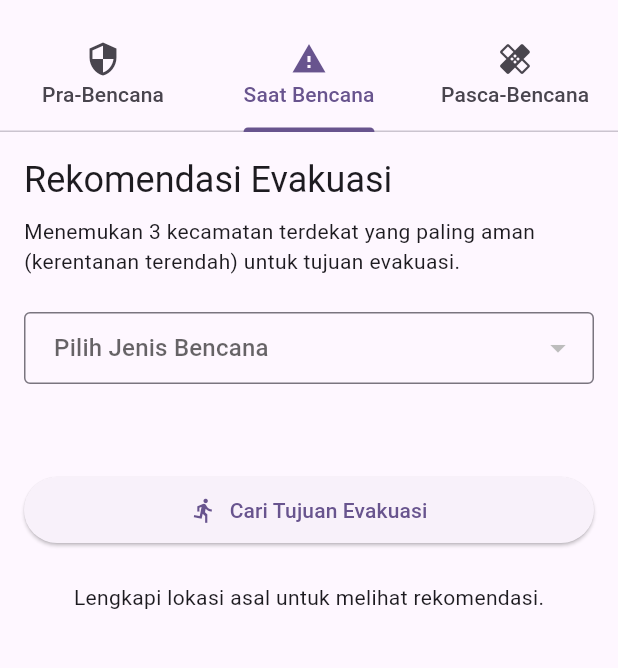
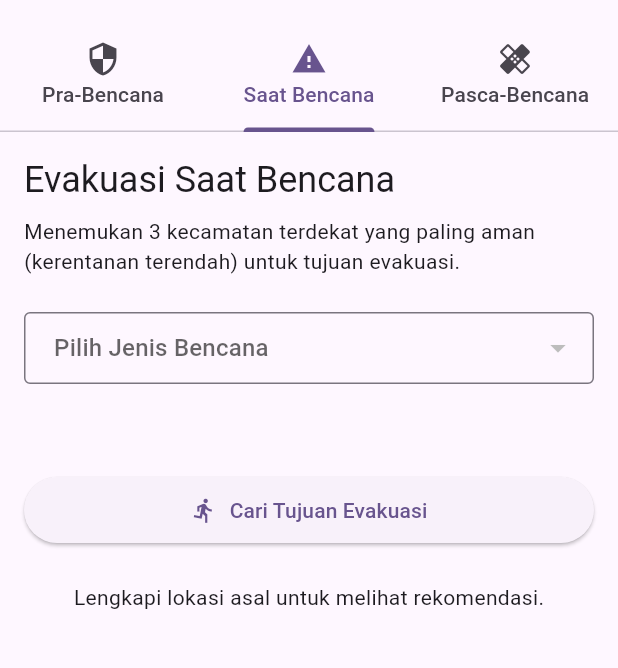
Before and after one commit to macamtema/LAI25-SSO53, a Flutter app: the screen it shows after launch, tab 2 chosen, on a phone screen of 412 x 824 dp, the part 63-731 px from its top. Run offline on Flutter 3.47's test engine with Material 3 defaults, Android fonts, the phone set to English and light mode, and no system bars; our stand-ins replace flutter_riverpod, sqflite; missing offline and left inert: tflite_flutter; accounts and stored records are empty.

Commit message:
update app

```diff
--- a/lib/ui/tabs/pra_bencana_tab.dart
+++ b/lib/ui/tabs/pra_bencana_tab.dart
@@ -221,7 +221,7 @@ class _PraBencanaTabState extends ConsumerState<PraBencanaTab> {
       padding: const EdgeInsets.all(16.0),
       children: [
         Text(
-          'Kewaspadaan Bencana',
+          'Waspada Pra-Bencana',
           style: Theme.of(context).textTheme.headlineSmall,
         ),
         const SizedBox(height: 8),
--- a/lib/ui/tabs/saat_bencana_tab.dart
+++ b/lib/ui/tabs/saat_bencana_tab.dart
@@ -163,7 +163,7 @@ class _SaatBencanaTabState extends ConsumerState<SaatBencanaTab> {
       padding: const EdgeInsets.all(16.0),
       children: [
         Text(
-          'Rekomendasi Evakuasi',
+          'Evakuasi Saat Bencana',
           style: Theme.of(context).textTheme.headlineSmall,
         ),
         const SizedBox(height: 8),
```
Also changed, not shown: 7 other files.
